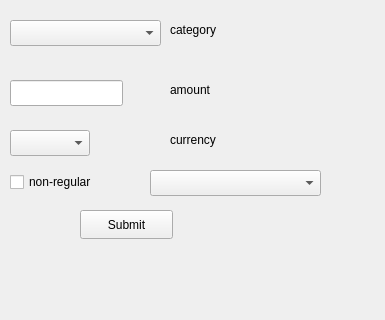
Before: the Qt Designer form mainwindow.ui in tvb2/expenses, drawn with Qt 5; both pictures show x 0 to 385 and y 0 to 320 of the 385 by 729 pixel window.
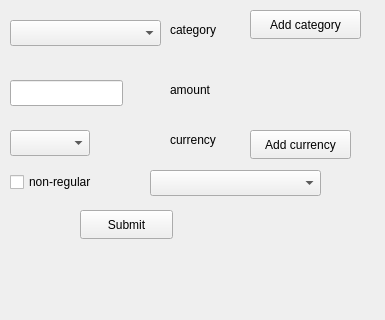
After: the same form once the commit is applied.

Commit message: MainWindow NonReg checkbox logic

```diff
--- a/mainwindow.ui
+++ b/mainwindow.ui
@@ -135,6 +135,32 @@
      </rect>
     </property>
    </widget>
+   <widget class="QPushButton" name="pbAddCat">
+    <property name="geometry">
+     <rect>
+      <x>250</x>
+      <y>10</y>
+      <width>111</width>
+      <height>29</height>
+     </rect>
+    </property>
+    <property name="text">
+     <string>Add category</string>
+    </property>
+   </widget>
+   <widget class="QPushButton" name="pushButton">
+    <property name="geometry">
+     <rect>
+      <x>250</x>
+      <y>130</y>
+      <width>101</width>
+      <height>29</height>
+     </rect>
+    </property>
+    <property name="text">
+     <string>Add currency</string>
+    </property>
+   </widget>
   </widget>
   <widget class="QMenuBar" name="menubar">
    <property name="geometry">
```
Left out of the diff: 10 changed lines with no effect on the pictures. The commit also changes 6 other files.
